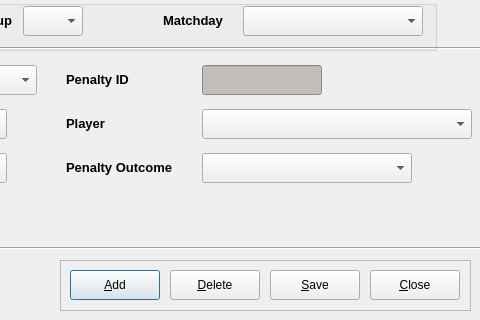
Before: the Qt Designer form code/pyqt/gui/penalty_entry.ui in soccermetrics/marcotti-desktop, drawn with Qt 5; both pictures show x 440 to 920 and y 140 to 460 of the 920 by 460 pixel window.
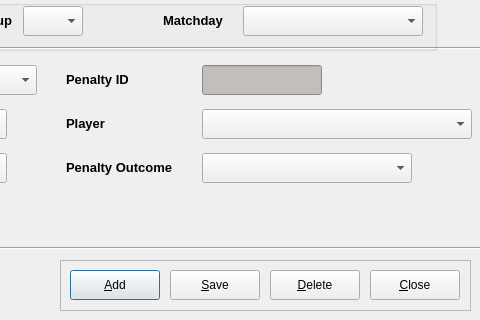
After: the same form once the commit is applied. Icons and pictures are not drawn.

```diff
--- a/code/pyqt/gui/penalty_entry.ui
+++ b/code/pyqt/gui/penalty_entry.ui
@@ -87,7 +87,7 @@
    <widget class="QPushButton" name="deleteEntry">
     <property name="geometry">
      <rect>
-      <x>110</x>
+      <x>210</x>
       <y>10</y>
       <width>90</width>
       <height>30</height>
@@ -119,7 +119,7 @@
    <widget class="QPushButton" name="saveEntry">
     <property name="geometry">
      <rect>
-      <x>210</x>
+      <x>110</x>
       <y>10</y>
       <width>90</width>
       <height>30</height>
```
Left out of the diff: 2 changed lines with no effect on the pictures.
